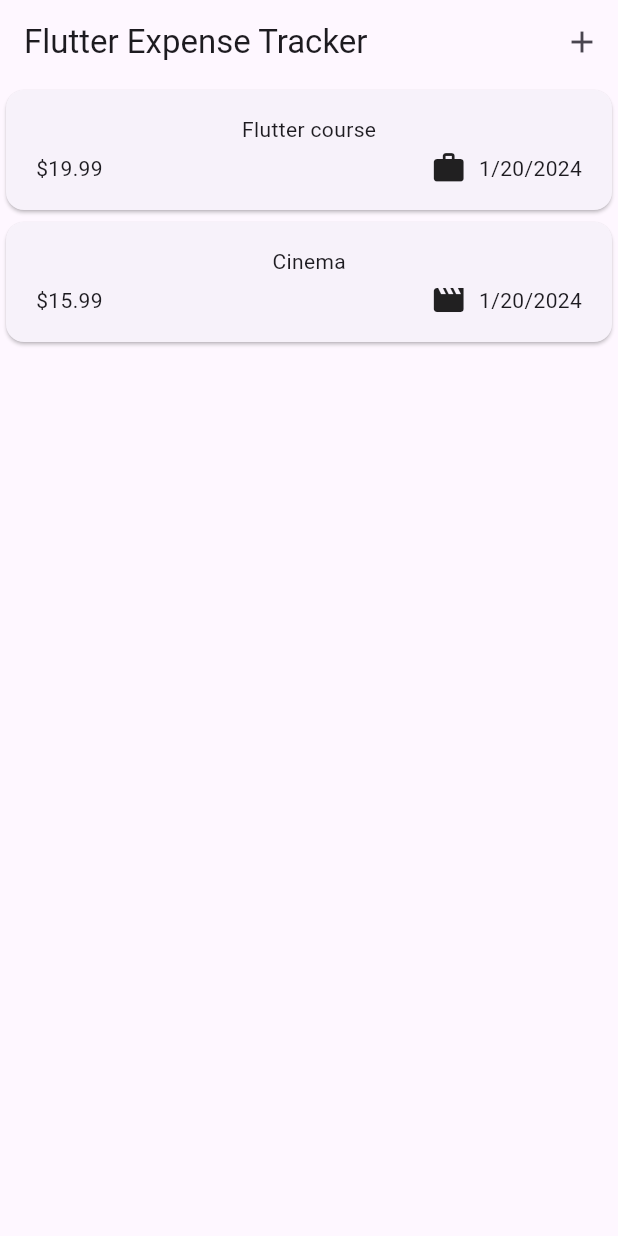
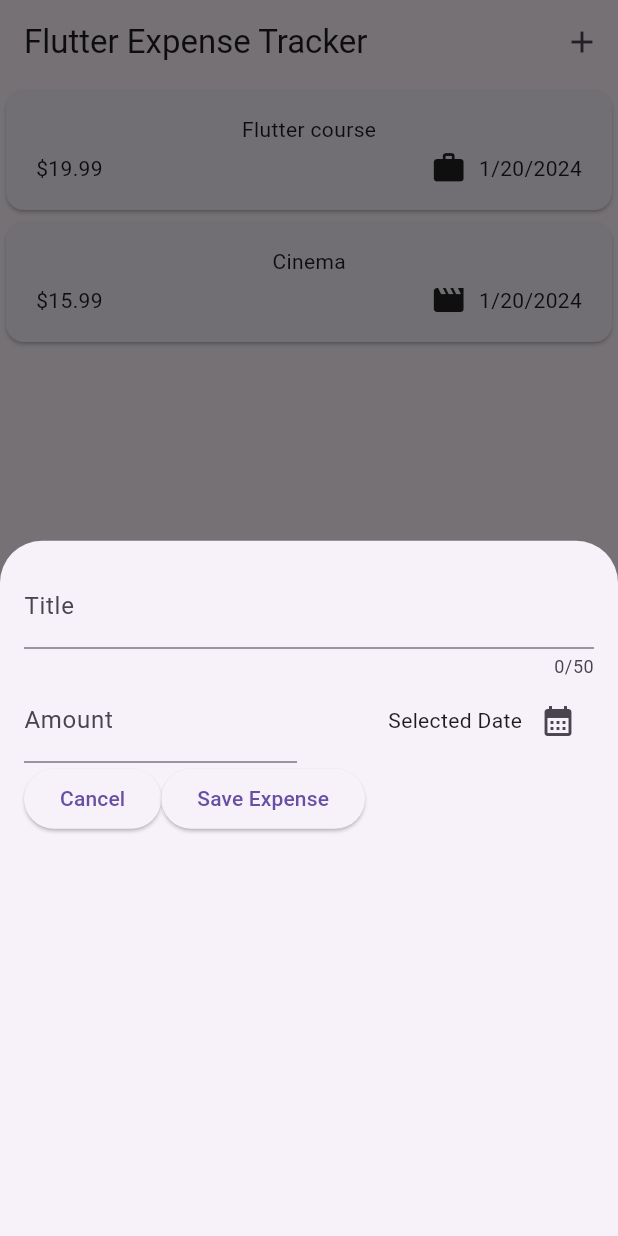
Before and after one commit to jakeezz15/expense_tracker, a Flutter app: the screen it shows after launch, after a tap on the "add" icon, on a phone screen of 412 x 824 dp. Run offline on Flutter 3.47's test engine with Material 3 defaults, Android fonts, the phone set to English and light mode, and no system bars.

```diff
--- a/lib/widgets/expenses.dart
+++ b/lib/widgets/expenses.dart
@@ -1,5 +1,6 @@
 import 'package:expense_tracker/widgets/expenses_list/expenses_list.dart';
 import 'package:expense_tracker/models/expense.dart';
+import 'package:expense_tracker/widgets/new_expense.dart';
 import 'package:flutter/material.dart';
 
 class Expenses extends StatefulWidget {
@@ -25,12 +26,18 @@ class _ExpensesState extends State<Expenses> {
         category: Category.leisure),
   ];
 
+  void _openAddExpenseOverlay() {
+    showModalBottomSheet(
+        context: context, builder: (ctx) => const NewExpense());
+  }
+
   @override
   Widget build(BuildContext context) {
     return Scaffold(
-      appBar: AppBar(
-          title: const Text('Flutter Expense Tracker'),
-          actions: [IconButton(onPressed: () {}, icon: const Icon(Icons.add))]),
+      appBar: AppBar(title: const Text('Flutter Expense Tracker'), actions: [
+        IconButton(
+            onPressed: _openAddExpenseOverlay, icon: const Icon(Icons.add))
+      ]),
       body: Column(
         children: [Expanded(child: ExpensesList(expenses: _registedExpenses))],
       ),
--- /dev/null
+++ b/lib/widgets/new_expense.dart
@@ -0,0 +1,96 @@
+import 'package:flutter/material.dart';
+
+class NewExpense extends StatefulWidget {
+  const NewExpense({super.key});
+
+  @override
+  State<StatefulWidget> createState() {
+    return _NewExpense();
+  }
+}
+
+class _NewExpense extends State<NewExpense> {
+  final _titleController = TextEditingController();
+  final _amountController = TextEditingController();
+
+  void _presentDatePicker() {
+    final now = DateTime.now();
+    final firstDate = DateTime(now.year - 1, now.month, now.day);
+    showDatePicker(
+        context: context,
+        initialDate: now,
+        firstDate: firstDate,
+        lastDate: now);
+  }
+
+  // disposing the unneeded controller after the modal is closed
+  @override
+  void dispose() {
+    _titleController.dispose();
+    _amountController.dispose();
+    super.dispose();
+  }
+
+  // VALID APPROACH FOR GETTiNG THE INPUT
+  // var _enteredTitle = '';
+
+  // void _saveTitleInput(String inputValue) {
+  //   _enteredTitle = inputValue;
+  // }
+
+  @override
+  Widget build(BuildContext context) {
+    return Padding(
+      padding: const EdgeInsets.all(16),
+      child: Column(children: [
+        TextField(
+          // onChanged: _saveTitleInput,
+          controller: _titleController,
+          maxLength: 50,
+          decoration: const InputDecoration(label: Text('Title')),
+        ),
+        Row(
+          children: [
+            Expanded(
+              child: TextField(
+                controller: _amountController,
+                decoration: const InputDecoration(
+                    label: Text('Amount'), prefixText: '\$ '),
+                keyboardType: TextInputType.number,
+              ),
+            ),
+            const SizedBox(
+              width: 16,
+            ),
+            Expanded(
+                child: Row(
+              mainAxisAlignment: MainAxisAlignment.end,
+              crossAxisAlignment: CrossAxisAlignment.center,
+              children: [
+                const Text('Selected Date'),
+                IconButton(
+                    onPressed: _presentDatePicker,
+                    icon: const Icon(Icons.calendar_month))
+              ],
+            ))
+          ],
+        ),
+        Row(
+          // mainAxisAlignment: MainAxisAlignment.end,
+          children: [
+            ElevatedButton(
+                onPressed: () {
+                  Navigator.pop(context);
+                },
+                child: const Text('Cancel')),
+            ElevatedButton(
+                onPressed: () {
+                  print(_titleController.text);
+                },
+                child: const Text('Save Expense')),
+          ],
+        ),
+      ]),
+    );
+  }
+}
```
